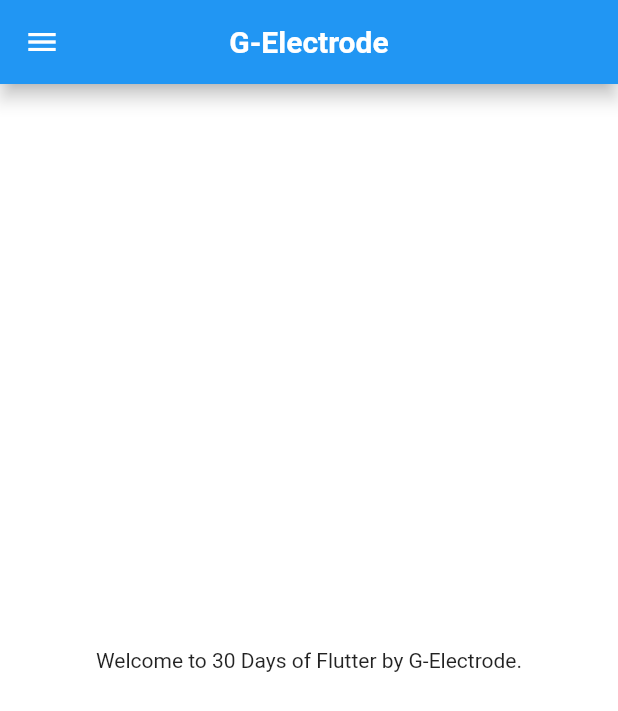
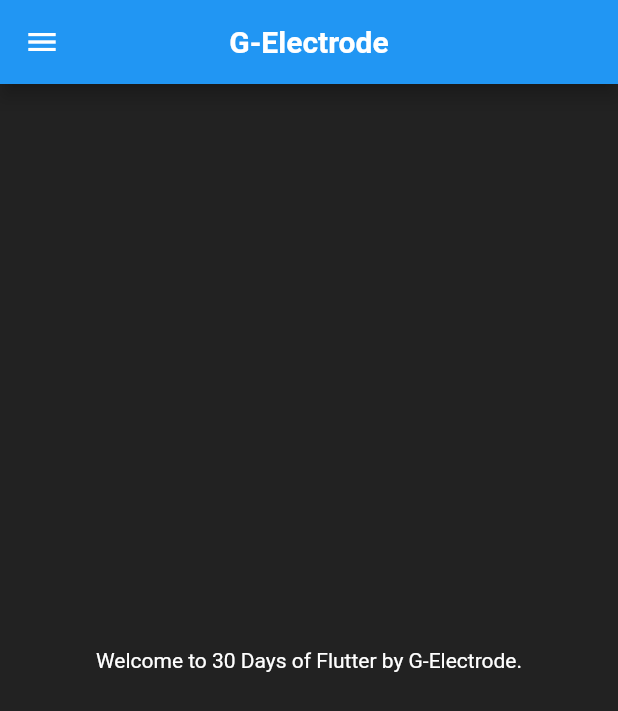
Before and after one commit to MuhammadHaiderSharif/Learning-Flutter, a Flutter app: the screen it shows after launch, on a phone screen of 412 x 824 dp. Shown: the top 711 px of the screen. Run offline on Flutter 3.47's test engine with Material 2 defaults, Android fonts, the phone set to English and light mode, and no system bars.

Commit message:
Day 3 completed

```diff
--- a/lib/main.dart
+++ b/lib/main.dart
@@ -1,5 +1,6 @@
 import 'package:flutter/material.dart';
-import 'package:flutter_catalog/homepage.dart';
+import 'package:flutter_catalog/pages/homepage.dart';
+import 'package:flutter_catalog/pages/login_page.dart';
 
 void main(List<String> args) {
   runApp(MyApp());
@@ -13,10 +14,16 @@ class MyApp extends StatelessWidget {
     return MaterialApp(
       debugShowCheckedModeBanner: false,
       title: 'Flutter Tutorial',
-      theme: ThemeData(
-        primarySwatch: Colors.blue,
-      ),
-      home: Homepage(),
+      themeMode: ThemeMode.light,
+      darkTheme: ThemeData(
+          appBarTheme: AppBarTheme(backgroundColor: Colors.black45),
+          brightness: Brightness.dark),
+      initialRoute: "/home",
+      routes: {
+        "/": (context) => LoginPage(),
+        "/home": (context) => Homepage(),
+        "/login": (context) => LoginPage(),
+      },
     );
   }
 }
--- a/lib/homepage.dart
+++ b/lib/pages/homepage.dart
@@ -6,7 +6,7 @@ class Homepage extends StatelessWidget {
   @override
   Widget build(BuildContext context) {
     return Scaffold(
-      backgroundColor: Colors.white,
+      backgroundColor: Color(0xFF222222),
       appBar: AppBar(
         title: Text(
           "G-Electrode",
@@ -17,7 +17,10 @@ class Homepage extends StatelessWidget {
       ),
       body: Center(
         child: Container(
-          child: Text("Welcome to 30 Days of Flutter by G-Electrode."),
+          child: Text("Welcome to 30 Days of Flutter by G-Electrode.",
+              style: TextStyle(
+                color: Colors.white,
+              )),
         ),
       ),
       drawer: Drawer(),
```
Also changed, not shown: lib/pages/login_page.dart (added, +18 -0 lines).
